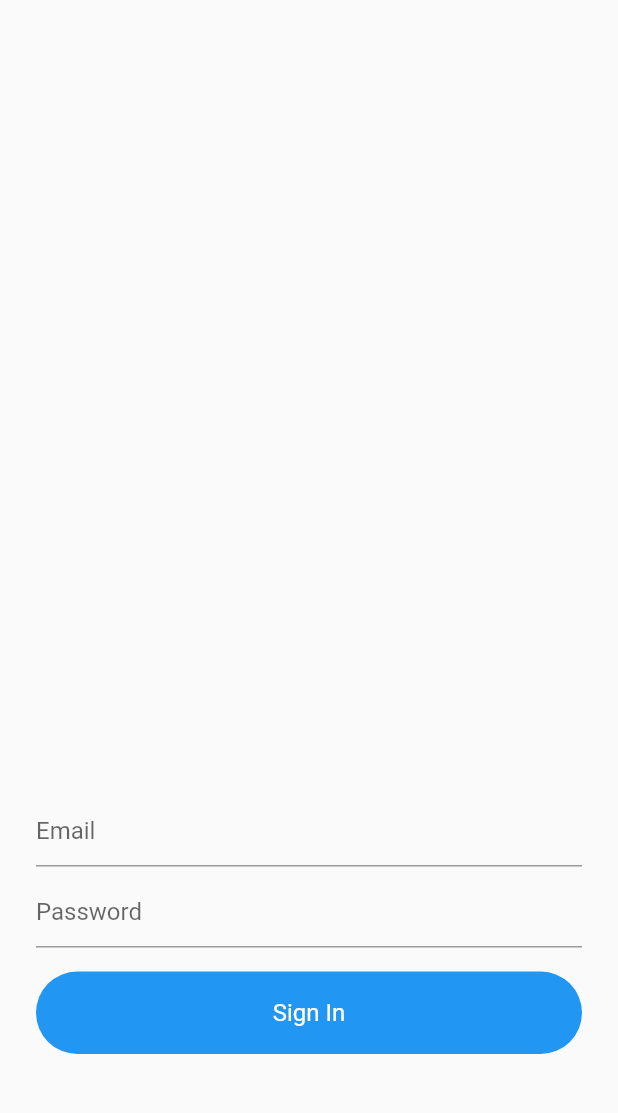
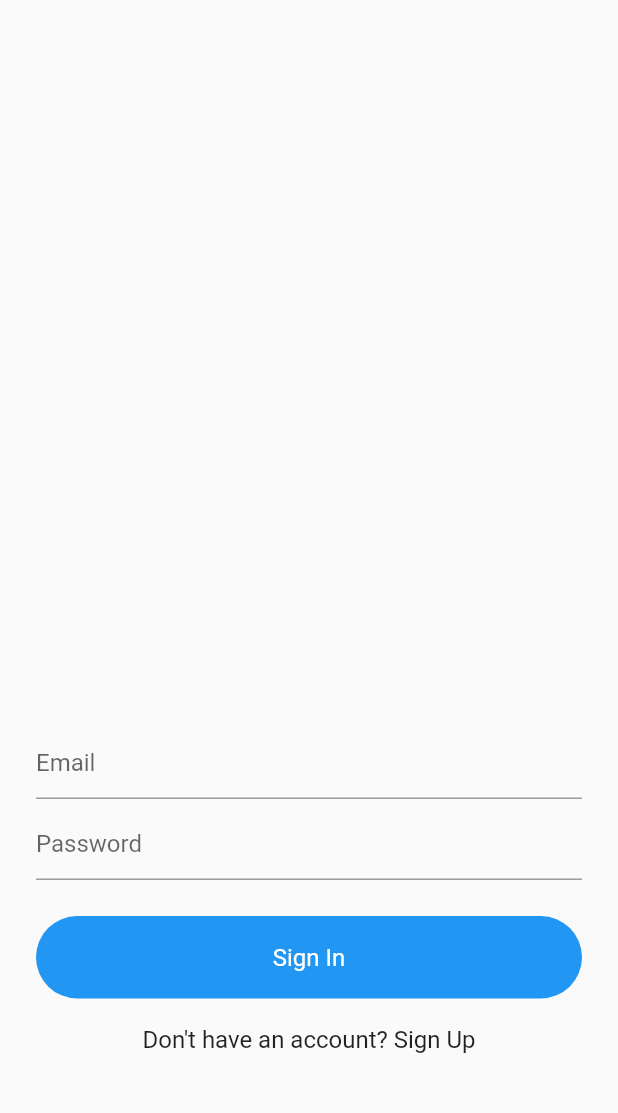
Before and after one commit to pranjalchaplot/QuizMaker, a Flutter app: the screen it shows after launch, on a phone screen of 412 x 824 dp, the part 62-1175 px from its top. Run offline on Flutter 3.47's test engine with Material 2 defaults, Android fonts, the phone set to English and light mode, and no system bars.

Commit message:
create an account functionality

```diff
--- a/lib/views/signin.dart
+++ b/lib/views/signin.dart
@@ -46,7 +46,7 @@ class _SignInState extends State<SignIn> {
                   password = val;
                 },
               ),
-              SizedBox(height: 16),
+              SizedBox(height: 24),
               Container(
                 decoration: BoxDecoration(
                   color: Colors.blue,
@@ -63,6 +63,20 @@ class _SignInState extends State<SignIn> {
                   ),
                 ),
               ),
+              SizedBox(height: 18),
+              Row(
+                mainAxisAlignment: MainAxisAlignment.center,
+                children: [
+                  Text(
+                    "Don't have an account? ",
+                    style: TextStyle(fontSize: 16),
+                  ),
+                  Text(
+                    "Sign Up",
+                    style: TextStyle(fontSize: 16),
+                  ),
+                ],
+              ),
               SizedBox(
                 height: 80,
               )
```
